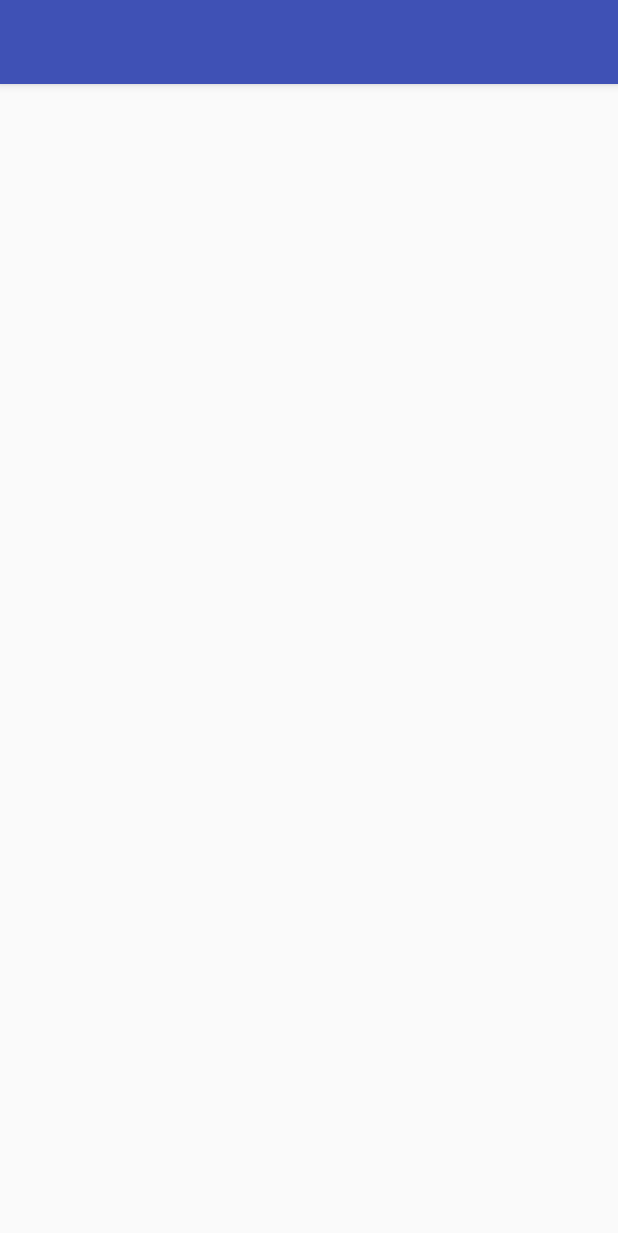
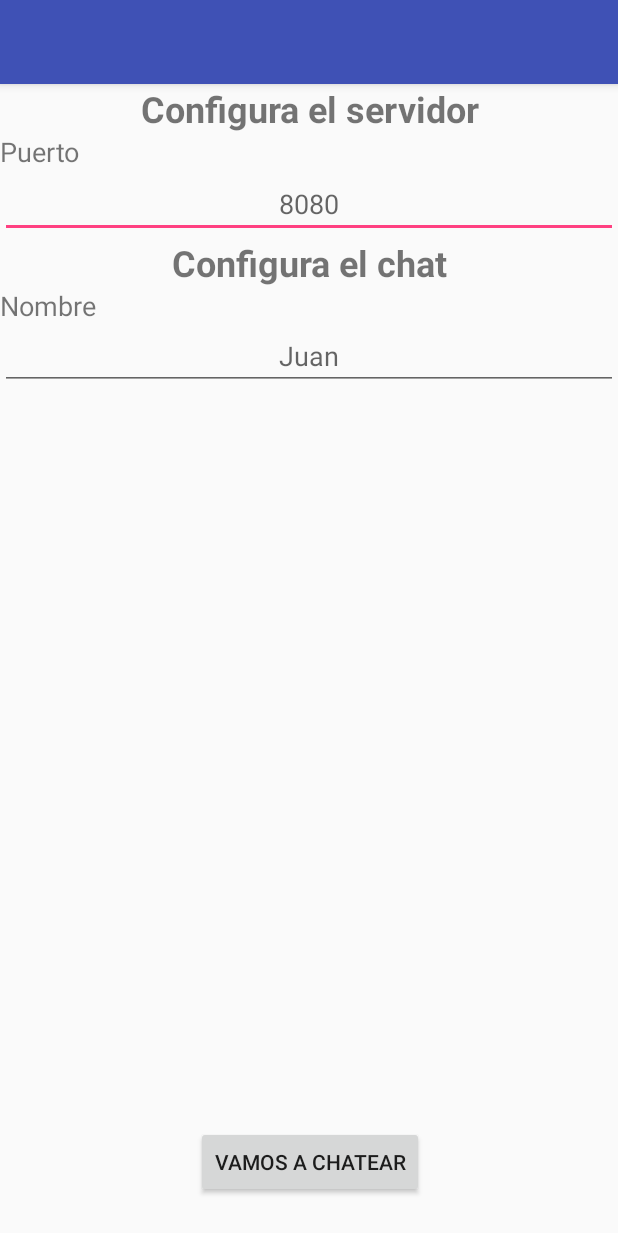
Before and after one commit to eduldtv/Sockets, an Android app: the ClaseServidor screen opened directly, with no data from a screen before it, on a phone screen of 412 x 824 dp. Shown: the top 1233 px of the screen. Run offline under Robolectric (Android 15) with nearby library versions, the phone set to English and light mode, and no system bars.

Commit message:
Merge remote-tracking branch 'origin/master'
# Conflicts:
#	app/src/main/res/layout/layout_clase_principal.xml

```diff
--- a/app/src/main/res/layout/activity_clase_cliente.xml
+++ b/app/src/main/res/layout/activity_clase_cliente.xml
@@ -103,7 +103,11 @@
         android:layout_width="wrap_content"
         android:layout_height="wrap_content"
         android:text="Vamos a chatear"
-        tools:layout_editor_absoluteX="116dp"
-        tools:layout_editor_absoluteY="401dp" />
+        app:layout_constraintBottom_toBottomOf="parent"
+        app:layout_constraintEnd_toEndOf="parent"
+        app:layout_constraintHorizontal_bias="0.502"
+        app:layout_constraintStart_toStartOf="parent"
+        app:layout_constraintTop_toTopOf="parent"
+        app:layout_constraintVertical_bias="0.965" />
 
 </android.support.constraint.ConstraintLayout>
--- a/app/src/main/res/layout/layout_clase_servidor.xml
+++ b/app/src/main/res/layout/layout_clase_servidor.xml
@@ -1,12 +1,82 @@
 <?xml version="1.0" encoding="utf-8"?>
 <android.support.constraint.ConstraintLayout xmlns:android="http://schemas.android.com/apk/res/android"
+    xmlns:app="http://schemas.android.com/apk/res-auto"
+    xmlns:tools="http://schemas.android.com/tools"
     android:layout_width="match_parent"
     android:layout_height="match_parent"
-    xmlns:tools="http://schemas.android.com/tools"
     tools:context=".ClaseServidor">
+
+    <Button
+        android:id="@+id/b_vamosAChatear"
+        android:layout_width="wrap_content"
+        android:layout_height="wrap_content"
+        android:text="Vamos a chatear"
+        app:layout_constraintBottom_toBottomOf="parent"
+        app:layout_constraintEnd_toEndOf="parent"
+        app:layout_constraintHorizontal_bias="0.502"
+        app:layout_constraintStart_toStartOf="parent"
+        app:layout_constraintTop_toTopOf="parent"
+        app:layout_constraintVertical_bias="0.965" />
 
     <LinearLayout
         android:layout_width="match_parent"
-        android:layout_height="match_parent"
-        android:orientation="vertical"></LinearLayout>
+        android:layout_height="204dp"
+        android:orientation="vertical"
+        app:layout_constraintBottom_toBottomOf="parent"
+        app:layout_constraintEnd_toEndOf="parent"
+        app:layout_constraintHorizontal_bias="0.0"
+        app:layout_constraintStart_toStartOf="parent"
+        app:layout_constraintTop_toTopOf="parent"
+        app:layout_constraintVertical_bias="0.0">
+
+        <TextView
+            android:id="@+id/textView2"
+            android:layout_width="match_parent"
+            android:layout_height="wrap_content"
+            android:text="Configura el servidor"
+            android:textAlignment="center"
+            android:textSize="24sp"
+            android:textStyle="bold" />
+
+        <TextView
+            android:id="@+id/textView3"
+            android:layout_width="match_parent"
+            android:layout_height="wrap_content"
+            android:text="Puerto"
+            android:textSize="18sp" />
+
+        <EditText
+            android:id="@+id/editText"
+            android:layout_width="match_parent"
+            android:layout_height="wrap_content"
+            android:ems="10"
+            android:hint="8080"
+            android:inputType="textPersonName"
+            android:textAlignment="center" />
+
+        <TextView
+            android:id="@+id/textView5"
+            android:layout_width="match_parent"
+            android:layout_height="wrap_content"
+            android:text="Configura el chat"
+            android:textAlignment="center"
+            android:textSize="24sp"
+            android:textStyle="bold" />
+
+        <TextView
+            android:id="@+id/textView6"
+            android:layout_width="match_parent"
+            android:layout_height="wrap_content"
+            android:text="Nombre"
+            android:textSize="18sp" />
+
+        <EditText
+            android:id="@+id/editText2"
+            android:layout_width="match_parent"
+            android:layout_height="wrap_content"
+            android:ems="10"
+            android:hint="Juan"
+            android:inputType="textPersonName"
+            android:textAlignment="center" />
+    </LinearLayout>
 </android.support.constraint.ConstraintLayout>
```
